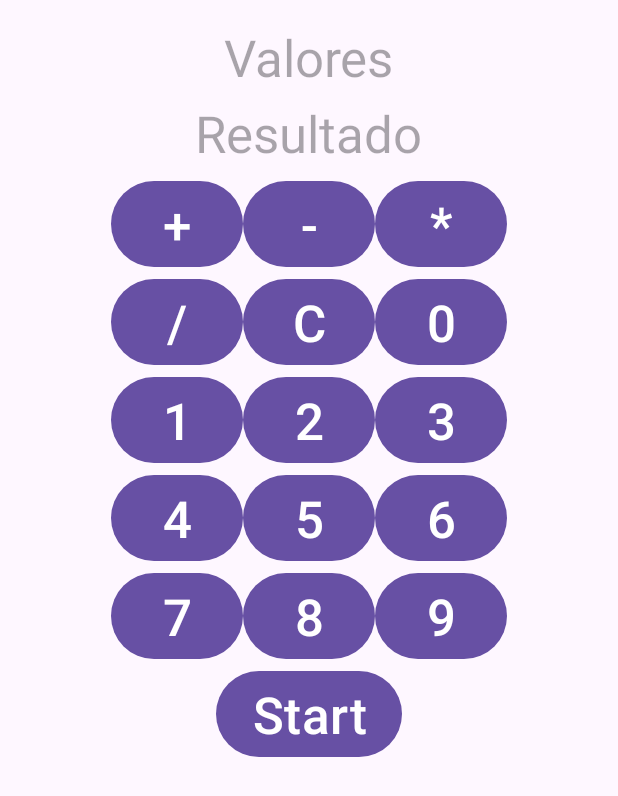
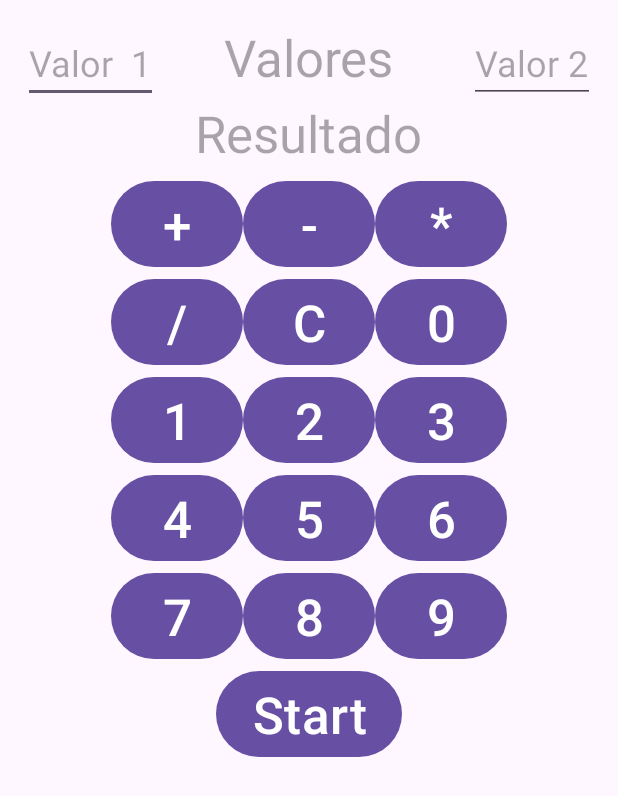
Before and after one commit to luispipe/TiposdeDatos, an Android app: the screen it shows after launch (MainActivity), on a phone screen of 412 x 824 dp. Shown: the top 796 px of the screen. Run offline under Robolectric (Android 15) with nearby library versions, the phone set to English and light mode, and no system bars.

Commit message:
Commit 3

```diff
--- a/app/src/main/res/layout/activity_main.xml
+++ b/app/src/main/res/layout/activity_main.xml
@@ -6,6 +6,22 @@
     android:layout_height="match_parent"
     android:layout_margin="15dp"
     tools:context=".MainActivity">
+
+    <EditText
+        android:id="@+id/etValueOne"
+        android:layout_width="wrap_content"
+        android:layout_height="wrap_content"
+        android:layout_alignParentLeft="true"
+        android:hint="Valor  1"
+        android:textSize="24sp" />
+
+    <EditText
+        android:id="@+id/etValueTwo"
+        android:layout_width="wrap_content"
+        android:layout_height="wrap_content"
+        android:layout_alignParentRight="true"
+        android:hint="Valor 2"
+        android:textSize="24sp" />
 
     <TextView
         android:id="@+id/textViewValue"
```
Also changed, not shown: app/src/main/java/com/example/tiposdedatos/MainActivity.java (+27 -0 lines).
